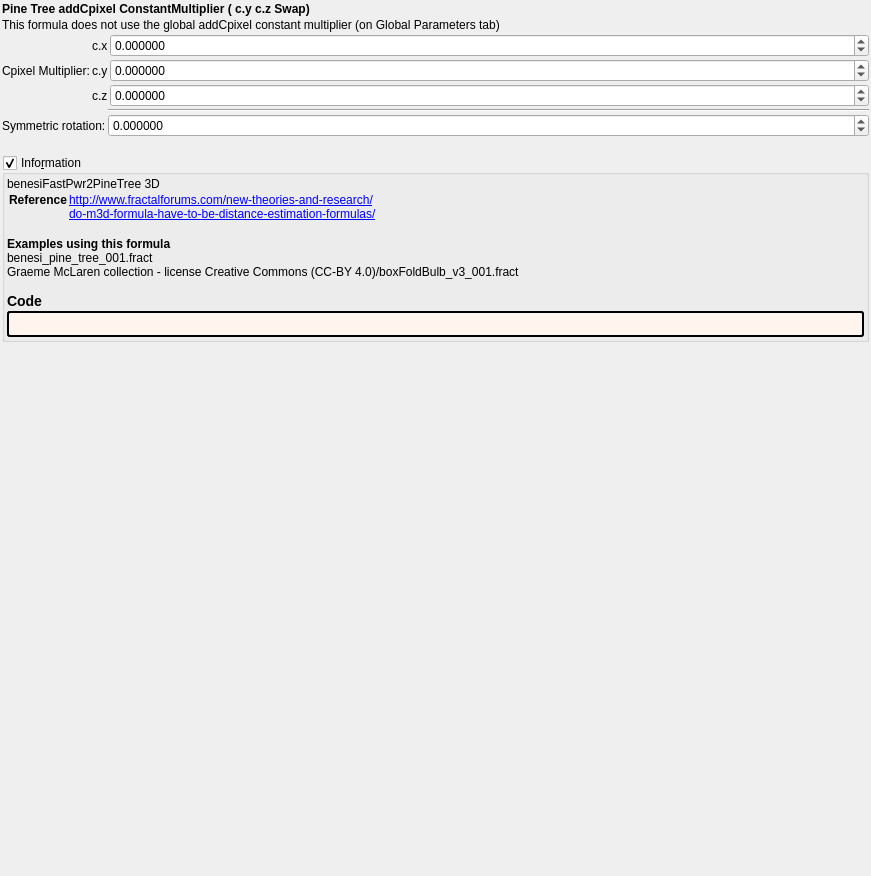
Qt form mandelbulber2/formula/ui/benesi_pine_tree.ui (buddhi1980/mandelbulber2) before a commit.
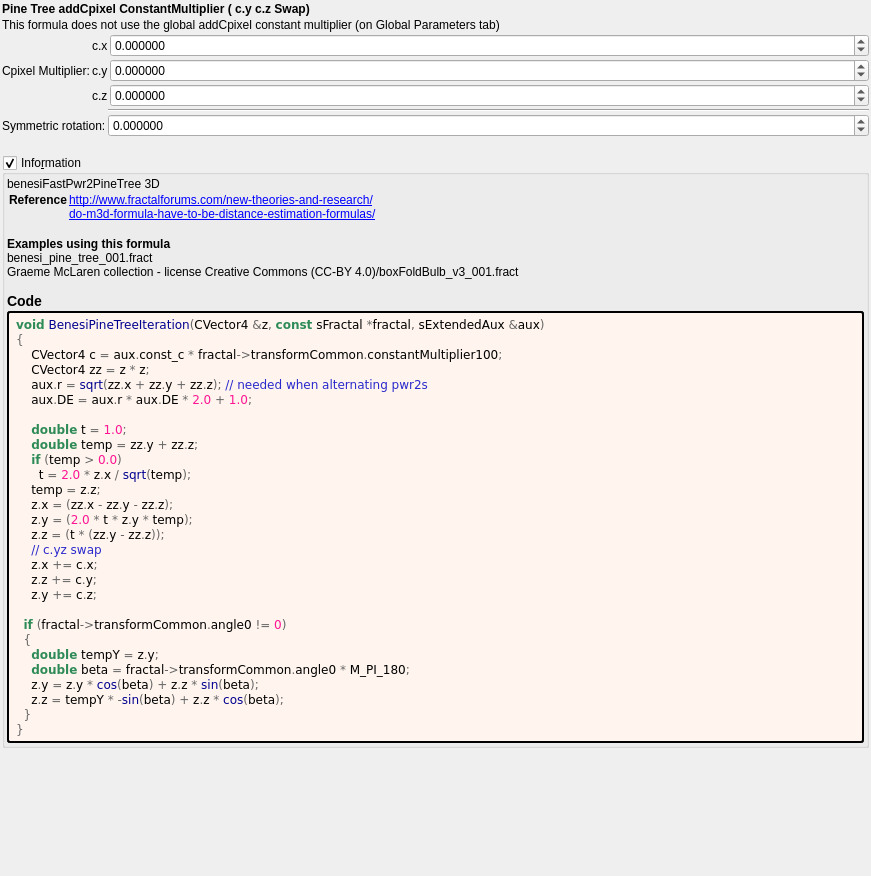
The same form after that commit. Custom widgets are drawn as their Qt base class.

Diff of the .ui file:
```diff
--- a/mandelbulber2/formula/ui/benesi_pine_tree.ui
+++ b/mandelbulber2/formula/ui/benesi_pine_tree.ui
@@ -281,7 +281,37 @@
          <string notr="true">border-style: outset; border-width: 2px; border-radius: 3px; border-color: black; background-color: #fff5ee; padding: 4px;</string>
         </property>
         <property name="text">
-         <string notr="true"></string>
+         <string notr="true">&lt;body style=&quot;background-color:#fff5ee&quot;&gt;
+&lt;pre style=&quot;color:#000000; background-color:#fff5ee;  font-family:'Courier New',monospace;&quot;&gt;&lt;span style=&quot;color:#2e8b57; font-weight:bold&quot;&gt;void&lt;/span&gt; &lt;span style=&quot;color:#00008f&quot;&gt;BenesiPineTreeIteration&lt;/span&gt;&lt;span style=&quot;color:#676767&quot;&gt;(&lt;/span&gt;CVector4 &lt;span style=&quot;color:#676767&quot;&gt;&amp;amp;&lt;/span&gt;z&lt;span style=&quot;color:#676767&quot;&gt;,&lt;/span&gt; &lt;span style=&quot;color:#2e8b57; font-weight:bold&quot;&gt;const&lt;/span&gt; sFractal &lt;span style=&quot;color:#676767&quot;&gt;*&lt;/span&gt;fractal&lt;span style=&quot;color:#676767&quot;&gt;,&lt;/span&gt; sExtendedAux &lt;span style=&quot;color:#676767&quot;&gt;&amp;amp;&lt;/span&gt;aux&lt;span style=&quot;color:#676767&quot;&gt;)&lt;/span&gt;
+&lt;span style=&quot;color:#676767&quot;&gt;{&lt;/span&gt;
+    CVector4 c &lt;span style=&quot;color:#676767&quot;&gt;=&lt;/span&gt; aux&lt;span style=&quot;color:#676767&quot;&gt;.&lt;/span&gt;const_c &lt;span style=&quot;color:#676767&quot;&gt;*&lt;/span&gt; fractal&lt;span style=&quot;color:#676767&quot;&gt;-&amp;gt;&lt;/span&gt;transformCommon&lt;span style=&quot;color:#676767&quot;&gt;.&lt;/span&gt;constantMultiplier100&lt;span style=&quot;color:#676767&quot;&gt;;&lt;/span&gt;
+    CVector4 zz &lt;span style=&quot;color:#676767&quot;&gt;=&lt;/span&gt; z &lt;span style=&quot;color:#676767&quot;&gt;*&lt;/span&gt; z&lt;span style=&quot;color:#676767&quot;&gt;;&lt;/span&gt;
+    aux&lt;span style=&quot;color:#676767&quot;&gt;.&lt;/span&gt;r &lt;span style=&quot;color:#676767&quot;&gt;=&lt;/span&gt; &lt;span style=&quot;color:#00008f&quot;&gt;sqrt&lt;/span&gt;&lt;span style=&quot;color:#676767&quot;&gt;(&lt;/span&gt;zz&lt;span style=&quot;color:#676767&quot;&gt;.&lt;/span&gt;x &lt;span style=&quot;color:#676767&quot;&gt;+&lt;/span&gt; zz&lt;span style=&quot;color:#676767&quot;&gt;.&lt;/span&gt;y &lt;span style=&quot;color:#676767&quot;&gt;+&lt;/span&gt; zz&lt;span style=&quot;color:#676767&quot;&gt;.&lt;/span&gt;z&lt;span style=&quot;color:#676767&quot;&gt;);&lt;/span&gt; &lt;span style=&quot;color:#2929cc&quot;&gt;// needed when alternating pwr2s&lt;/span&gt;
+    aux&lt;span style=&quot;color:#676767&quot;&gt;.&lt;/span&gt;DE &lt;span style=&quot;color:#676767&quot;&gt;=&lt;/span&gt; aux&lt;span style=&quot;color:#676767&quot;&gt;.&lt;/span&gt;r &lt;span style=&quot;color:#676767&quot;&gt;*&lt;/span&gt; aux&lt;span style=&quot;color:#676767&quot;&gt;.&lt;/span&gt;DE &lt;span style=&quot;color:#676767&quot;&gt;*&lt;/span&gt; &lt;span style=&quot;color:#ff1493&quot;&gt;2.0&lt;/span&gt; &lt;span style=&quot;color:#676767&quot;&gt;+&lt;/span&gt; &lt;span style=&quot;color:#ff1493&quot;&gt;1.0&lt;/span&gt;&lt;span style=&quot;color:#676767&quot;&gt;;&lt;/span&gt;
+
+    &lt;span style=&quot;color:#2e8b57; font-weight:bold&quot;&gt;double&lt;/span&gt; t &lt;span style=&quot;color:#676767&quot;&gt;=&lt;/span&gt; &lt;span style=&quot;color:#ff1493&quot;&gt;1.0&lt;/span&gt;&lt;span style=&quot;color:#676767&quot;&gt;;&lt;/span&gt;
+    &lt;span style=&quot;color:#2e8b57; font-weight:bold&quot;&gt;double&lt;/span&gt; temp &lt;span style=&quot;color:#676767&quot;&gt;=&lt;/span&gt; zz&lt;span style=&quot;color:#676767&quot;&gt;.&lt;/span&gt;y &lt;span style=&quot;color:#676767&quot;&gt;+&lt;/span&gt; zz&lt;span style=&quot;color:#676767&quot;&gt;.&lt;/span&gt;z&lt;span style=&quot;color:#676767&quot;&gt;;&lt;/span&gt;
+    &lt;span style=&quot;color:#2e8b57; font-weight:bold&quot;&gt;if&lt;/span&gt; &lt;span style=&quot;color:#676767&quot;&gt;(&lt;/span&gt;temp &lt;span style=&quot;color:#676767&quot;&gt;&amp;gt;&lt;/span&gt; &lt;span style=&quot;color:#ff1493&quot;&gt;0.0&lt;/span&gt;&lt;span style=&quot;color:#676767&quot;&gt;)&lt;/span&gt;
+      t &lt;span style=&quot;color:#676767&quot;&gt;=&lt;/span&gt; &lt;span style=&quot;color:#ff1493&quot;&gt;2.0&lt;/span&gt; &lt;span style=&quot;color:#676767&quot;&gt;*&lt;/span&gt; z&lt;span style=&quot;color:#676767&quot;&gt;.&lt;/span&gt;x &lt;span style=&quot;color:#676767&quot;&gt;/&lt;/span&gt; &lt;span style=&quot;color:#00008f&quot;&gt;sqrt&lt;/span&gt;&lt;span style=&quot;color:#676767&quot;&gt;(&lt;/span&gt;temp&lt;span style=&quot;color:#676767&quot;&gt;);&lt;/span&gt;
+    temp &lt;span style=&quot;color:#676767&quot;&gt;=&lt;/span&gt; z&lt;span style=&quot;color:#676767&quot;&gt;.&lt;/span&gt;z&lt;span style=&quot;color:#676767&quot;&gt;;&lt;/span&gt;
+    z&lt;span style=&quot;color:#676767&quot;&gt;.&lt;/span&gt;x &lt;span style=&quot;color:#676767&quot;&gt;= (&lt;/span&gt;zz&lt;span style=&quot;color:#676767&quot;&gt;.&lt;/span&gt;x &lt;span style=&quot;color:#676767&quot;&gt;-&lt;/span&gt; zz&lt;span style=&quot;color:#676767&quot;&gt;.&lt;/span&gt;y &lt;span style=&quot;color:#676767&quot;&gt;-&lt;/span&gt; zz&lt;span style=&quot;color:#676767&quot;&gt;.&lt;/span&gt;z&lt;span style=&quot;color:#676767&quot;&gt;);&lt;/span&gt;
+    z&lt;span style=&quot;color:#676767&quot;&gt;.&lt;/span&gt;y &lt;span style=&quot;color:#676767&quot;&gt;= (&lt;/span&gt;&lt;span style=&quot;color:#ff1493&quot;&gt;2.0&lt;/span&gt; &lt;span style=&quot;color:#676767&quot;&gt;*&lt;/span&gt; t &lt;span style=&quot;color:#676767&quot;&gt;*&lt;/span&gt; z&lt;span style=&quot;color:#676767&quot;&gt;.&lt;/span&gt;y &lt;span style=&quot;color:#676767&quot;&gt;*&lt;/span&gt; temp&lt;span style=&quot;color:#676767&quot;&gt;);&lt;/span&gt;
+    z&lt;span style=&quot;color:#676767&quot;&gt;.&lt;/span&gt;z &lt;span style=&quot;color:#676767&quot;&gt;= (&lt;/span&gt;t &lt;span style=&quot;color:#676767&quot;&gt;* (&lt;/span&gt;zz&lt;span style=&quot;color:#676767&quot;&gt;.&lt;/span&gt;y &lt;span style=&quot;color:#676767&quot;&gt;-&lt;/span&gt; zz&lt;span style=&quot;color:#676767&quot;&gt;.&lt;/span&gt;z&lt;span style=&quot;color:#676767&quot;&gt;));&lt;/span&gt;
+    &lt;span style=&quot;color:#2929cc&quot;&gt;// c.yz swap&lt;/span&gt;
+    z&lt;span style=&quot;color:#676767&quot;&gt;.&lt;/span&gt;x &lt;span style=&quot;color:#676767&quot;&gt;+=&lt;/span&gt; c&lt;span style=&quot;color:#676767&quot;&gt;.&lt;/span&gt;x&lt;span style=&quot;color:#676767&quot;&gt;;&lt;/span&gt;
+    z&lt;span style=&quot;color:#676767&quot;&gt;.&lt;/span&gt;z &lt;span style=&quot;color:#676767&quot;&gt;+=&lt;/span&gt; c&lt;span style=&quot;color:#676767&quot;&gt;.&lt;/span&gt;y&lt;span style=&quot;color:#676767&quot;&gt;;&lt;/span&gt;
+    z&lt;span style=&quot;color:#676767&quot;&gt;.&lt;/span&gt;y &lt;span style=&quot;color:#676767&quot;&gt;+=&lt;/span&gt; c&lt;span style=&quot;color:#676767&quot;&gt;.&lt;/span&gt;z&lt;span style=&quot;color:#676767&quot;&gt;;&lt;/span&gt;
+
+  &lt;span style=&quot;color:#2e8b57; font-weight:bold&quot;&gt;if&lt;/span&gt; &lt;span style=&quot;color:#676767&quot;&gt;(&lt;/span&gt;fractal&lt;span style=&quot;color:#676767&quot;&gt;-&amp;gt;&lt;/span&gt;transformCommon&lt;span style=&quot;color:#676767&quot;&gt;.&lt;/span&gt;angle0 &lt;span style=&quot;color:#676767&quot;&gt;!=&lt;/span&gt; &lt;span style=&quot;color:#ff1493&quot;&gt;0&lt;/span&gt;&lt;span style=&quot;color:#676767&quot;&gt;)&lt;/span&gt;
+  &lt;span style=&quot;color:#676767&quot;&gt;{&lt;/span&gt;
+    &lt;span style=&quot;color:#2e8b57; font-weight:bold&quot;&gt;double&lt;/span&gt; tempY &lt;span style=&quot;color:#676767&quot;&gt;=&lt;/span&gt; z&lt;span style=&quot;color:#676767&quot;&gt;.&lt;/span&gt;y&lt;span style=&quot;color:#676767&quot;&gt;;&lt;/span&gt;
+    &lt;span style=&quot;color:#2e8b57; font-weight:bold&quot;&gt;double&lt;/span&gt; beta &lt;span style=&quot;color:#676767&quot;&gt;=&lt;/span&gt; fractal&lt;span style=&quot;color:#676767&quot;&gt;-&amp;gt;&lt;/span&gt;transformCommon&lt;span style=&quot;color:#676767&quot;&gt;.&lt;/span&gt;angle0 &lt;span style=&quot;color:#676767&quot;&gt;*&lt;/span&gt; M_PI_180&lt;span style=&quot;color:#676767&quot;&gt;;&lt;/span&gt;
+    z&lt;span style=&quot;color:#676767&quot;&gt;.&lt;/span&gt;y &lt;span style=&quot;color:#676767&quot;&gt;=&lt;/span&gt; z&lt;span style=&quot;color:#676767&quot;&gt;.&lt;/span&gt;y &lt;span style=&quot;color:#676767&quot;&gt;*&lt;/span&gt; &lt;span style=&quot;color:#00008f&quot;&gt;cos&lt;/span&gt;&lt;span style=&quot;color:#676767&quot;&gt;(&lt;/span&gt;beta&lt;span style=&quot;color:#676767&quot;&gt;) +&lt;/span&gt; z&lt;span style=&quot;color:#676767&quot;&gt;.&lt;/span&gt;z &lt;span style=&quot;color:#676767&quot;&gt;*&lt;/span&gt; &lt;span style=&quot;color:#00008f&quot;&gt;sin&lt;/span&gt;&lt;span style=&quot;color:#676767&quot;&gt;(&lt;/span&gt;beta&lt;span style=&quot;color:#676767&quot;&gt;);&lt;/span&gt;
+    z&lt;span style=&quot;color:#676767&quot;&gt;.&lt;/span&gt;z &lt;span style=&quot;color:#676767&quot;&gt;=&lt;/span&gt; tempY &lt;span style=&quot;color:#676767&quot;&gt;* -&lt;/span&gt;&lt;span style=&quot;color:#00008f&quot;&gt;sin&lt;/span&gt;&lt;span style=&quot;color:#676767&quot;&gt;(&lt;/span&gt;beta&lt;span style=&quot;color:#676767&quot;&gt;) +&lt;/span&gt; z&lt;span style=&quot;color:#676767&quot;&gt;.&lt;/span&gt;z &lt;span style=&quot;color:#676767&quot;&gt;*&lt;/span&gt; &lt;span style=&quot;color:#00008f&quot;&gt;cos&lt;/span&gt;&lt;span style=&quot;color:#676767&quot;&gt;(&lt;/span&gt;beta&lt;span style=&quot;color:#676767&quot;&gt;);&lt;/span&gt;
+  &lt;span style=&quot;color:#676767&quot;&gt;}&lt;/span&gt;
+&lt;span style=&quot;color:#676767&quot;&gt;}&lt;/span&gt;
+&lt;/pre&gt;
+&lt;/body&gt;</string>
         </property>
         <property name="wordWrap">
          <bool>true</bool>
```
